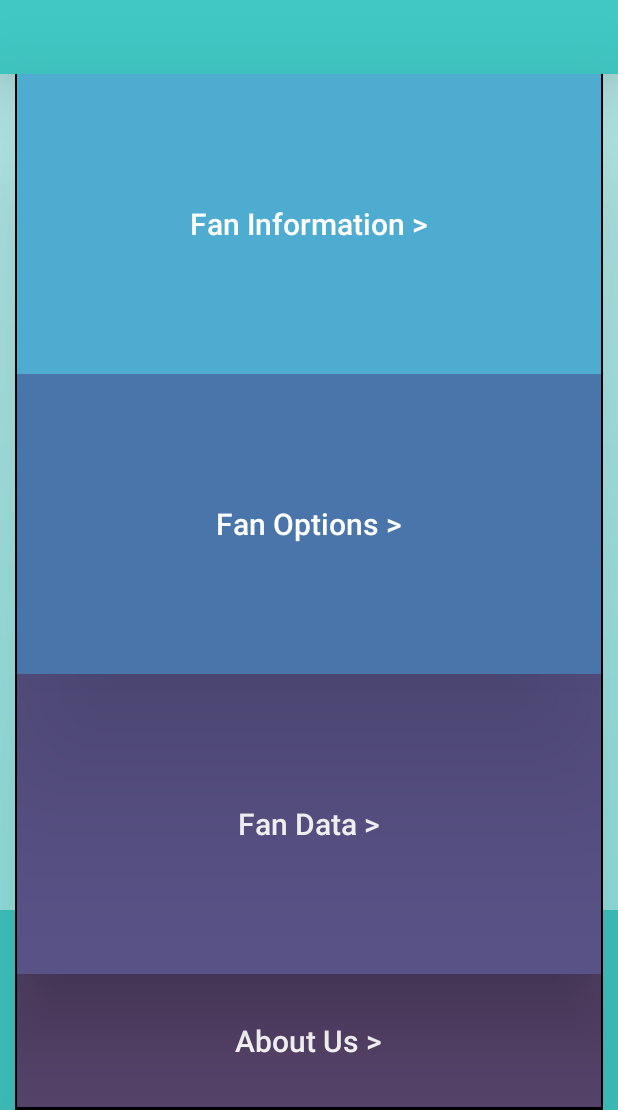
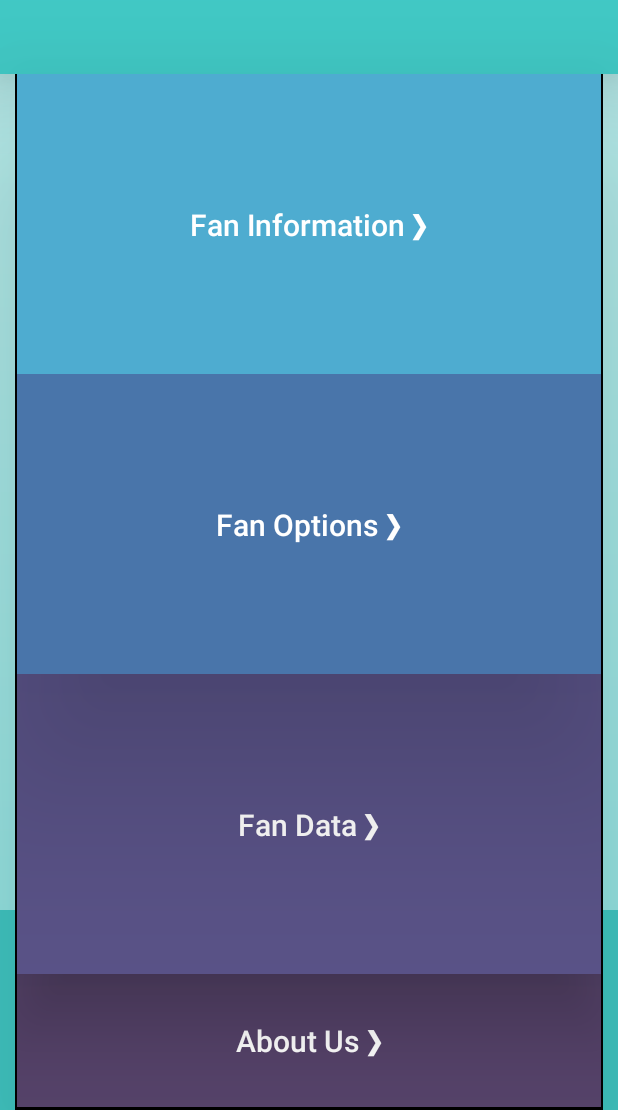
Before and after one commit to markozdemir/SmartAtticFan, an Android app: the screen it shows after launch (MainActivity), on a phone screen of 412 x 824 dp, the part 126-1236 px from its top. Run offline under Robolectric (Android 15) with nearby library versions, the phone set to English and light mode, and no system bars.

Commit message:
Finished menu

```diff
--- a/smart_attic_fan/app/src/main/res/layout/activity_main.xml
+++ b/smart_attic_fan/app/src/main/res/layout/activity_main.xml
@@ -32,7 +32,7 @@
         <TextView
             android:layout_width="wrap_content"
             android:layout_height="wrap_content"
-            android:text="Fan Information >"
+            android:text="Fan Information ❯"
             android:fontFamily="sans-serif-medium"
             android:textColor="#FFF"
             android:textSize="20sp" />
@@ -52,7 +52,7 @@
         <TextView
             android:layout_width="wrap_content"
             android:layout_height="wrap_content"
-            android:text="Fan Options >"
+            android:text="Fan Options ❯"
             android:fontFamily="sans-serif-medium"
             android:textColor="#FFF"
             android:textSize="20sp" />
@@ -73,7 +73,7 @@
         <TextView
             android:layout_width="wrap_content"
             android:layout_height="wrap_content"
-            android:text="Fan Data >"
+            android:text="Fan Data ❯"
             android:fontFamily="sans-serif-medium"
             android:textColor="#FFF"
             android:textSize="20sp" />
@@ -93,7 +93,7 @@
         <TextView
             android:layout_width="wrap_content"
             android:layout_height="wrap_content"
-            android:text="About Us >"
+            android:text="About Us ❯"
             android:fontFamily="sans-serif-medium"
             android:textColor="#FFF"
             android:textSize="20sp" />
```
